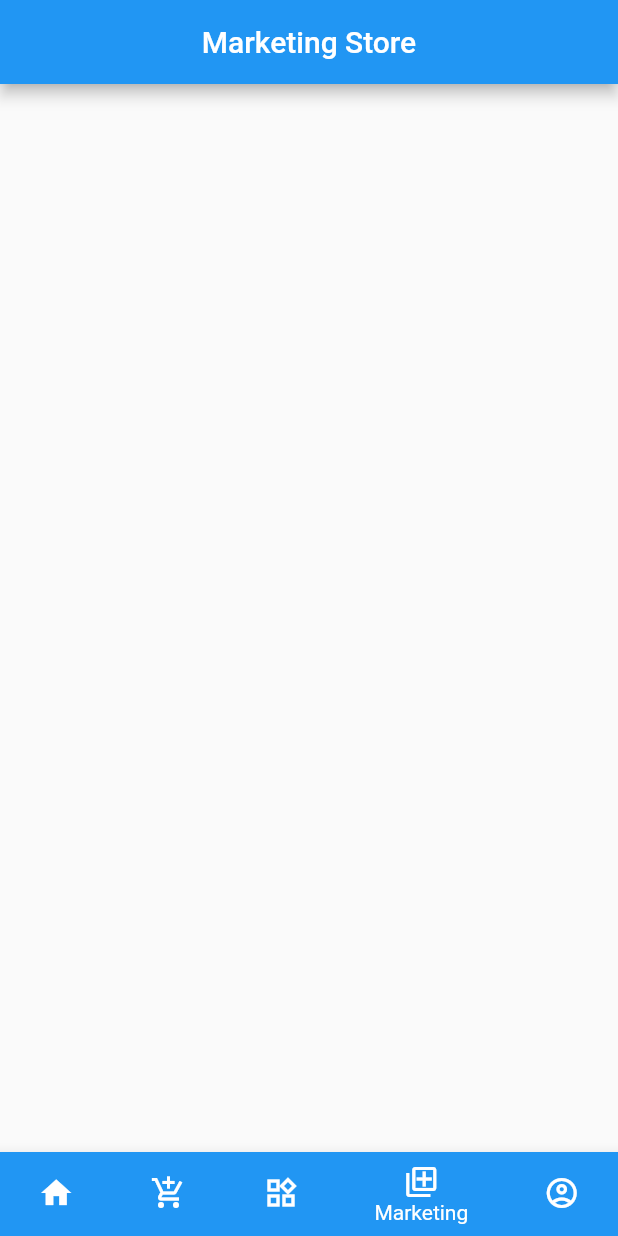
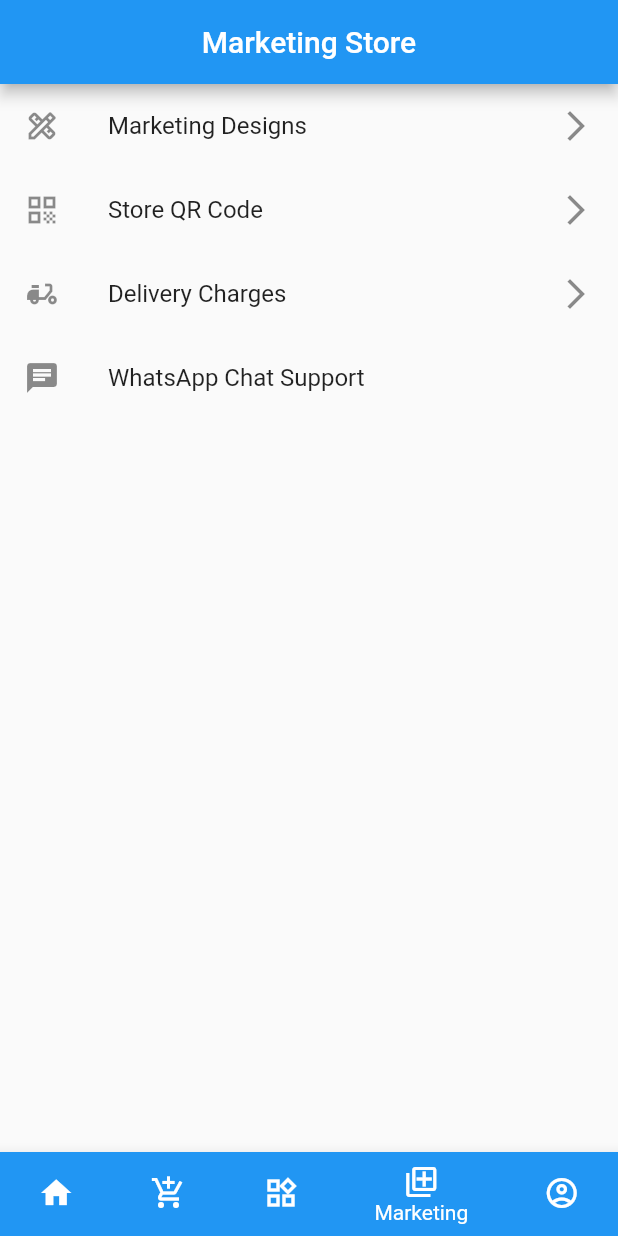
Before and after one commit to SURAJSPS/seller, a Flutter app: the screen it shows after launch, item 4 of the bottom bar chosen, on a phone screen of 412 x 824 dp. Run offline on Flutter 3.47's test engine with Material 2 defaults, Android fonts, the phone set to English and light mode, and no system bars.

Commit message:
initial commit

```diff
--- a/lib/bottom_pages/home_page.dart
+++ b/lib/bottom_pages/home_page.dart
@@ -5,12 +5,46 @@ import 'package:flutter/widgets.dart';
 class BottomHomePage extends StatelessWidget {
   @override
   Widget build(BuildContext context) {
-    return MaterialApp(debugShowCheckedModeBanner: false,
+    return MaterialApp(
+      debugShowCheckedModeBanner: false,
       home: Scaffold(
         appBar: AppBar(
           title: Text('Home'),
           centerTitle: true,
         ),
+        body: Padding(
+          padding: const EdgeInsets.symmetric(vertical: 10,horizontal: 10),
+          child: Card(
+            child: Container(
+              decoration: BoxDecoration(
+                color: Colors.purple,
+                borderRadius: BorderRadius.circular(10),
+              ),
+              width: 200,
+              height: 200,
+              child: Column(
+                mainAxisAlignment: MainAxisAlignment.center,
+                children: [
+                  Container(child: Icon(Icons.archive_sharp,size: 50,),
+                    decoration: BoxDecoration(
+                      borderRadius: BorderRadius.circular(75),
+                      color: Colors.white,
+
+                    ),
+                    width: 100,
+                    height: 100,
+                  ),
+                  Container(padding: EdgeInsets.symmetric(vertical: 15),
+                    child: Text(
+                      'Business Card',
+                      style: TextStyle(color: Colors.white),
+                    ),
+                  ),
+                ],
+              ),
+            ),
+          ),
+        ),
       ),
     );
   }
--- a/lib/bottom_pages/marketing_page.dart
+++ b/lib/bottom_pages/marketing_page.dart
@@ -1,14 +1,50 @@
+
 import 'package:flutter/material.dart';
+import 'package:new1/bottom_pages/store_qr_code.dart';
+
+import 'marketing_designs_page.dart';
 
 class BottomMarketingPage extends StatelessWidget {
   @override
   Widget build(BuildContext context) {
-    return MaterialApp(debugShowCheckedModeBanner: false,
+    return MaterialApp(
+      debugShowCheckedModeBanner: false,
       home: Scaffold(
         appBar: AppBar(
-          title: Text('Marketing Store'),centerTitle: true,
+          title: Text('Marketing Store'),
+          centerTitle: true,
         ),
-
+        body: Column(
+          children: [
+            ListTile(
+              title: Text('Marketing Designs'),
+              leading: Icon(Icons.design_services_outlined),
+              trailing: Icon(Icons.arrow_forward_ios_sharp),onTap: (){
+                Navigator.push(context, MaterialPageRoute(builder: (context)=>MarketingDesigns()),);
+            },
+            ),
+            ListTile(
+              title: Text('Store QR Code'),
+              leading: Icon(Icons.qr_code),
+              trailing: Icon(Icons.arrow_forward_ios_sharp),onTap: (){
+                Navigator.push(context, MaterialPageRoute(builder: (context)=>StoreQRCode(),),);
+            },
+            ),
+            ListTile(
+              title: Text('Delivery Charges'),
+              leading: Icon(Icons.delivery_dining),
+              trailing: Icon(Icons.arrow_forward_ios_sharp),onTap: (){
+              print('Delivery Charges');
+            },
+            ),
+            ListTile(
+              title: Text('WhatsApp Chat Support'),
+              leading: Icon(Icons.chat),onTap: (){
+              print('WhatsApp Chat Support');
+            },
+            ),
+          ],
+        ),
       ),
     );
   }
```
Also changed, not shown: lib/bottom_pages/edit_business_detials_page.dart (+1 -6 lines), lib/bottom_pages/marketing_designs_page.dart (added, +36 -0 lines), lib/bottom_pages/store_qr_code.dart (added, +40 -0 lines), lib/bottom_pages/widget/markiting_card.dart (added, +43 -0 lines).
